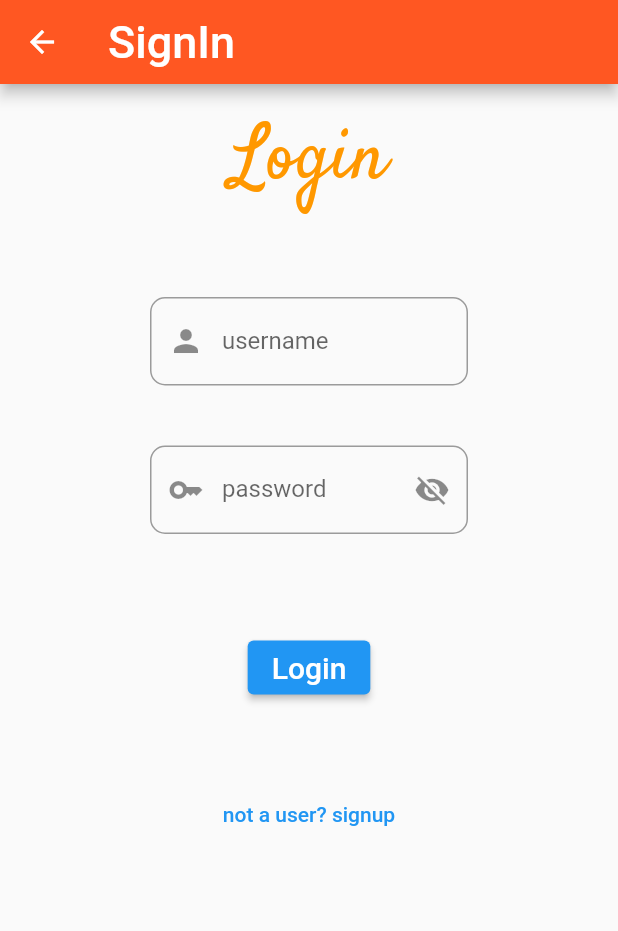
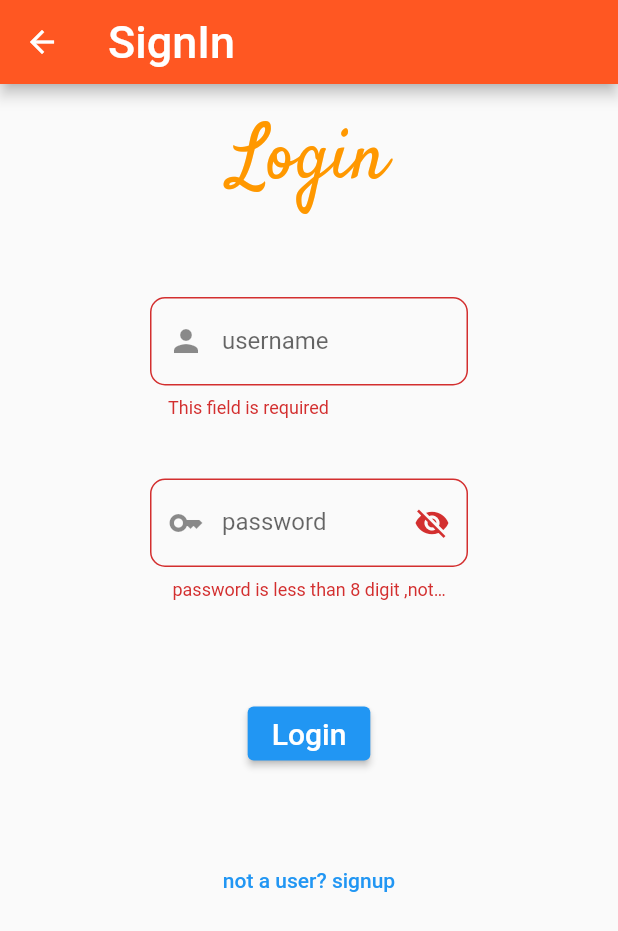
Before and after one commit to Hishamkool/flutter_projectMay, a Flutter app: the loginpage screen opened directly, after a tap on "Login", on a phone screen of 412 x 824 dp. Shown: the top 931 px of the screen. Run offline on Flutter 3.47's test engine with Material 2 defaults, Android fonts, the phone set to English and light mode, and no system bars; our stand-ins replace animated_splash_screen, google_fonts; Roboto replaces fonts that are missing (Sacramento).

Commit message:
class 30/06/2023 changed the name of homepage class created a final var for checking the state of the form . 1. wrapped the body with a form widget 2. textfield to textformfield to use validator 3. textinput action next and done 4. button on pressed , formkey clicked validater (ie formkey.currentstate!.validate() and it returns true if the conditions mentioned above for each textformfield is satisfied then navigator.push to new page(MaterialPageRoute))

```diff
--- a/lib/animated_splash_screen.dart
+++ b/lib/animated_splash_screen.dart
@@ -1,7 +1,6 @@
 import 'package:animated_splash_screen/animated_splash_screen.dart';
 import 'package:flutter/material.dart';
 // import 'package:page_transition/page_transition.dart';
-
 
 import 'loginpage.dart';
 
@@ -14,7 +13,7 @@ class MyApp extends StatelessWidget {
         title: 'Catify',
         debugShowCheckedModeBanner: false,
         home: AnimatedSplashScreen(
-            duration: 3000,
+            duration: 1000,
             splash: Icons.home,
             nextScreen: loginpage(),
             splashTransition: SplashTransition.fadeTransition,
--- a/lib/homepage.dart
+++ b/lib/homepage.dart
@@ -3,10 +3,10 @@ import 'package:flutter/material.dart';
 import 'package:google_fonts/google_fonts.dart';
 
 void main() {
-  runApp(myApp1());
+  runApp(homepage());
 }
 
-class myApp1 extends StatelessWidget {
+class homepage extends StatelessWidget {
   @override
   Widget build(BuildContext context) {
     return MaterialApp(
--- a/lib/loginpage.dart
+++ b/lib/loginpage.dart
@@ -1,5 +1,6 @@
 import 'package:flutter/cupertino.dart';
 import 'package:flutter/material.dart';
+import 'package:flutter_may_1/homepage.dart';
 import 'package:google_fonts/google_fonts.dart';
 
 void main() {
@@ -16,6 +17,7 @@ class loginpage extends StatefulWidget {
 
 class _loginpageState extends State<loginpage> {
   bool passview = false;
+  final formkey = GlobalKey<FormState>();
 
   @override
   Widget build(BuildContext context) {
@@ -23,11 +25,15 @@ class _loginpageState extends State<loginpage> {
       appBar: AppBar(
         title: Text(
           "SignIn",
-          style: GoogleFonts.sacramento(textStyle: TextStyle(fontSize: 30)),
+          style:
+          GoogleFonts.sacramento(textStyle: const TextStyle(fontSize: 30)),
         ),
         backgroundColor: Colors.deepOrange,
       ),
-      body: Column(
+      body: Form(
+        // while using form use form elements , i.e., use textformfield instead of text form
+        key: formkey, // this  key is used to identify the changes in the widget
+        child: Column(
           children: [
             const Center(
               child: Padding(
@@ -35,27 +41,47 @@ class _loginpageState extends State<loginpage> {
                 child: Text(
                   "Login",
                   style: TextStyle(
-                    color: Colors.orange, fontSize: 50, fontFamily: 'Satisfy'),
+                      color: Colors.orange,
+                      fontSize: 50,
+                      fontFamily: 'Satisfy'),
                 ),
               ),
             ),
             Padding(
               padding: const EdgeInsets.only(top: 40.0, left: 100, right: 100),
-            child: TextField(
+              child: TextFormField(
+                //change textfield to textformfield  while using validator for forms
                 decoration: InputDecoration(
                     prefixIcon: Icon(Icons.person),
                     labelText: "username",
                     hintText: "Username",
                     border: OutlineInputBorder(
                         borderRadius: BorderRadius.circular(10))),
+                textInputAction: TextInputAction.next,
+                validator: (usr_name) {
+                  if (usr_name == null || usr_name.isEmpty) {
+                    return 'This field is required';
+                  } else {
+                    return null;
+                  }
+                },
               ),
             ),
             Padding(
-            padding: const EdgeInsets.only(top: 40, left: 100, right: 100, bottom: 15),
-            child: TextField(
+              padding: const EdgeInsets.only(
+                  top: 40, left: 100, right: 100, bottom: 15),
+              child: TextFormField(
                 obscureText: !passview,
                 // password will be hidden only if obscure text is true, here passview is set as false at the beggining that means we need not passview to make the password hidden
                 // obscuringCharacter: '#',
+                textInputAction: TextInputAction.done,
+                validator: (pass) {
+                  if (pass!.isEmpty || pass.length < 8) {
+                    return ' password is less than 8 digit ,not valid';
+                  } else {
+                    return null;
+                  }
+                },
 
                 decoration: InputDecoration(
                     prefixIcon: Icon(Icons.key),
@@ -65,8 +91,9 @@ class _loginpageState extends State<loginpage> {
                         setState(() {
                           if (passview == false) {
                             passview = true;
-                        } else
+                          } else {
                             passview = false;
+                          }
                         });
                       },
                       icon: Icon(passview == true
@@ -82,7 +109,15 @@ class _loginpageState extends State<loginpage> {
             Padding(
               padding: const EdgeInsets.all(50.0),
               child: ElevatedButton(
-                onPressed: () {},
+                  onPressed: () {
+                    final checkfield = formkey.currentState!.validate();
+                    if (checkfield) {
+                      Navigator.push(context,
+                          MaterialPageRoute(builder: (context) => homepage()));
+                    } else {
+                      return null;
+                    }
+                  },
                   child: const Text(
                     "Login",
                     style: TextStyle(fontSize: 20),
@@ -91,6 +126,7 @@ class _loginpageState extends State<loginpage> {
             TextButton(onPressed: () {}, child: Text("not a user? signup"))
           ],
         ),
+      ),
     );
   }
 }
```
Lines whose indentation alone changed are shown as unchanged.
